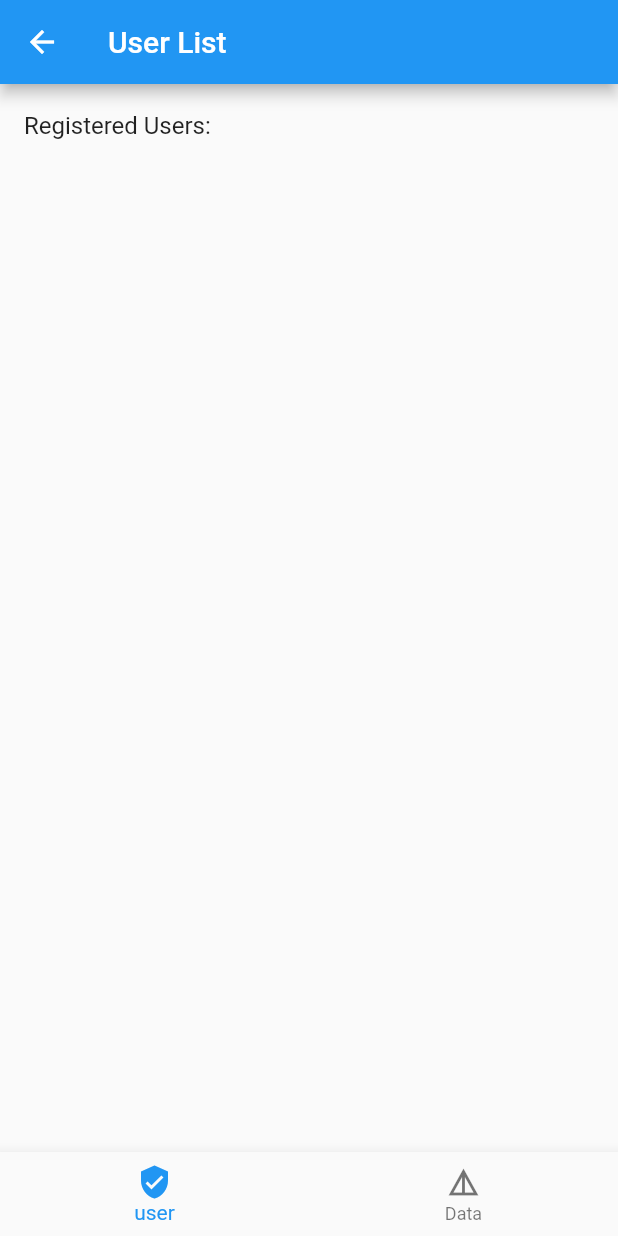
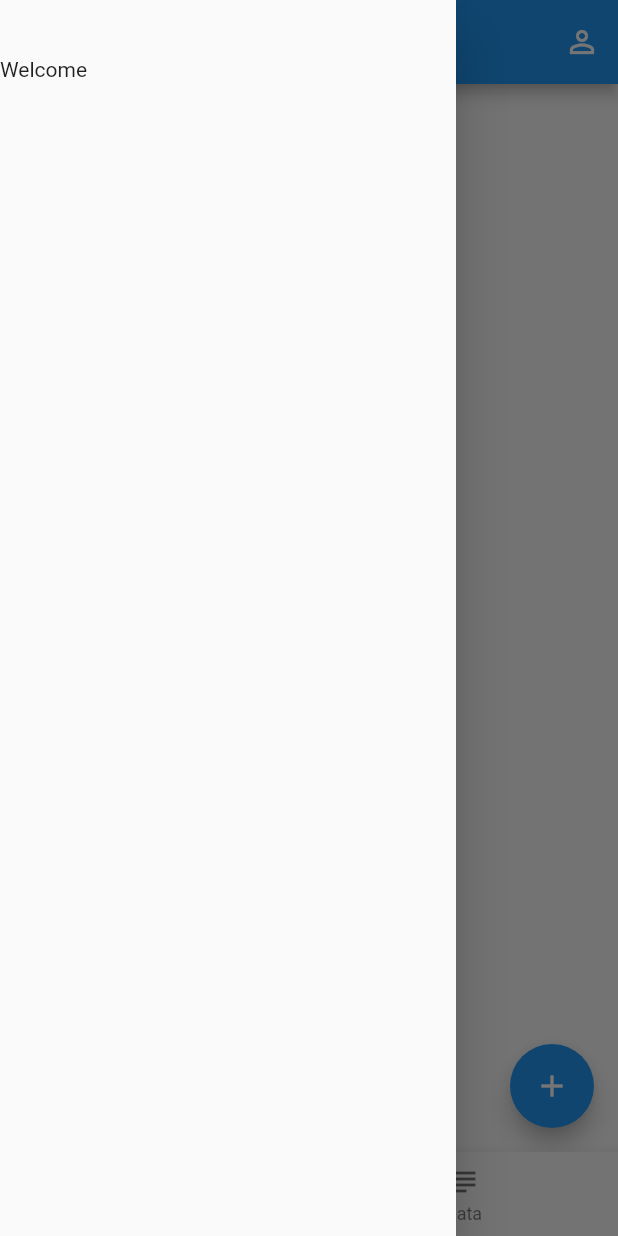
Before and after one commit to cnlinqh/fullstack, a Flutter app: the HomePage screen opened directly, with the side drawer open (before the commit the screen has no drawer), on a phone screen of 412 x 824 dp. Run offline on Flutter 3.47's test engine with Material 2 defaults, Android fonts, the phone set to English and light mode, and no system bars; our stand-ins replace dio.

Commit message:
Add some actions
action button on appbar
floating button on page
drawer on scaffold

```diff
--- a/mobile/lib/pages/data.dart
+++ b/mobile/lib/pages/data.dart
@@ -10,7 +10,7 @@ class _DataPageState extends State<DataPage> {
   @override
   Widget build(BuildContext context) {
     return new Scaffold(
-      appBar: new AppBar(title: Text("Data")),
+      // appBar: new AppBar(title: Text("Data")),
       body: Center(
         child: Text("Data"),
       ),
--- a/mobile/lib/pages/home.dart
+++ b/mobile/lib/pages/home.dart
@@ -13,6 +13,16 @@ class _HomePageState extends State<HomePage> {
   @override
   Widget build(BuildContext context) {
     return Scaffold(
+      appBar: AppBar(
+        title: Text("My App"),
+        actions: <Widget>[
+          IconButton(
+            icon: Icon(Icons.person_outline),
+            onPressed: () {},
+          )
+        ],
+      ),
+      drawer: MyDrawer(),
       // body: _pageList[_tabIndex],
       body: IndexedStack(
         index: _tabIndex,
@@ -22,11 +32,11 @@ class _HomePageState extends State<HomePage> {
         items: <BottomNavigationBarItem>[
           new BottomNavigationBarItem(
             title: new Text("user"),
-            icon: Icon(Icons.verified_user),
+            icon: Icon(Icons.supervisor_account),
           ),
           new BottomNavigationBarItem(
             title: new Text("Data"),
-            icon: Icon(Icons.details),
+            icon: Icon(Icons.subject),
           ),
         ],
         type: BottomNavigationBarType.fixed,
@@ -40,3 +50,31 @@ class _HomePageState extends State<HomePage> {
     );
   }
 }
+
+class MyDrawer extends StatelessWidget {
+  const MyDrawer({Key key}) : super(key: key);
+
+  @override
+  Widget build(BuildContext context) {
+    return Container(
+      child: Drawer(
+        child: MediaQuery.removePadding(
+          context: context,
+          removeTop: true,
+          child: Column(
+            children: <Widget>[
+              Padding(
+                padding: const EdgeInsetsDirectional.only(top: 38.0),
+                child: Row(
+                  children: <Widget>[
+                    Text("Welcome"),
+                  ],
+                ),
+              )
+            ],
+          ),
+        ),
+      ),
+    );
+  }
+}
--- a/mobile/lib/pages/user.dart
+++ b/mobile/lib/pages/user.dart
@@ -35,7 +35,7 @@ class _UserPageState extends State<UserPage> {
   @override
   Widget build(BuildContext context) {
     return new Scaffold(
-      appBar: new AppBar(title: Text("User List")),
+      // appBar: new AppBar(title: Text("User List")),
       body: Container(
         child: RefreshIndicator(
           onRefresh: _refreshUsers,
@@ -73,6 +73,10 @@ class _UserPageState extends State<UserPage> {
           ),
         ),
       ),
+      floatingActionButton: FloatingActionButton(
+        child: Icon(Icons.add),
+        onPressed: () {},
+      ),
     );
   }
 }
```
